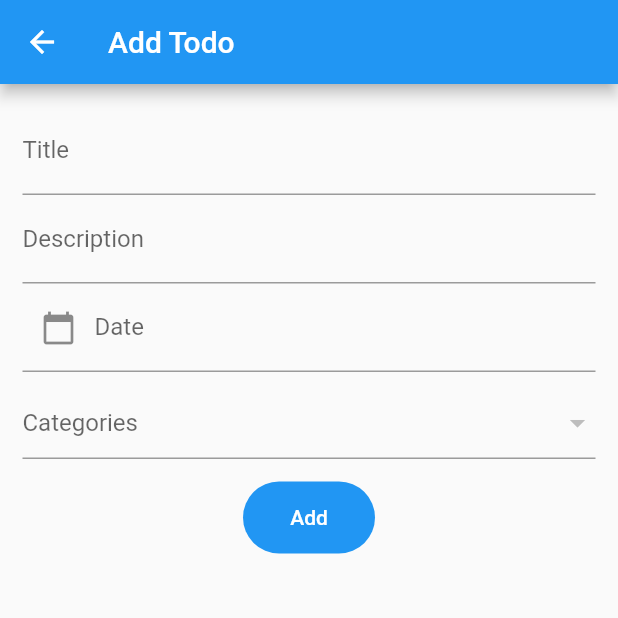
After one commit to divyesh-radadiya/todo, a Flutter app: the AddTodoScreen screen opened directly, after a tap on "Add", on a phone screen of 412 x 824 dp, the top half of it. The commit adds this screen. Run offline on Flutter 3.47's test engine with Material 2 defaults, Android fonts, the phone set to English and light mode, and no system bars; our stand-ins replace sqflite; accounts and stored records are empty.

Commit message:
add todo screen done

```diff
--- a/app_todo/lib/database/database_connection.dart
+++ b/app_todo/lib/database/database_connection.dart
@@ -14,5 +14,7 @@ class DatabaseConnection {
   _onCreateDatabase(Database database, int version) async {
     await database.execute(
         "Create table categories(id INTEGER PRIMARY KEY,name TEXT, description TEXT )");
+    await database.execute(
+        "Create table todos(id INTEGER PRIMARY KEY,title TEXT, description TEXT,category TEXT,todoDate TEXT,isFinished INTEGER )");
   }
 }
--- /dev/null
+++ b/app_todo/lib/models/todo.dart
@@ -0,0 +1,25 @@
+class Todo {
+  int id;
+  String title;
+  String description;
+  String category;
+  String todoDate;
+  int isFinished;
+  Todo(
+      {this.title,
+      this.description,
+      this.category,
+      this.isFinished,
+      this.todoDate});
+  todoMap() {
+    var mapping = Map<String, dynamic>();
+    mapping['id'] = id;
+    mapping['title'] = title;
+    mapping['description'] = description;
+    mapping['category'] = category;
+    mapping['todoDate'] = todoDate;
+    mapping['isFinished'] = isFinished;
+
+    return mapping;
+  }
+}
--- /dev/null
+++ b/app_todo/lib/screen/add_todo_screen.dart
@@ -0,0 +1,124 @@
+import 'package:intl/intl.dart';
+import 'package:app_todo/service/category_service.dart';
+import 'package:flutter/material.dart';
+import 'package:app_todo/models/todo.dart';
+import 'package:app_todo/service/todo_service.dart';
+
+class AddTodoScreen extends StatefulWidget {
+  @override
+  _AddTodoScreenState createState() => _AddTodoScreenState();
+}
+
+class _AddTodoScreenState extends State<AddTodoScreen> {
+  TextEditingController _todoTitleController = TextEditingController();
+  TextEditingController _todoDescriptionController = TextEditingController();
+  TextEditingController _todoDateController = TextEditingController();
+  var _categories = List<DropdownMenuItem>();
+  var _selectedValue;
+
+  _loadCategories() async {
+    var allData = await CategoryService().readCategory();
+    for (var data in allData) {
+      _categories.add(DropdownMenuItem(
+        child: Text(data['name']),
+        value: data['name'],
+      ));
+    }
+    setState(() {});
+  }
+
+  DateTime _dateTime = DateTime.now();
+  _selectedTodoDate(BuildContext context) async {
+    var _pickedDate = await showDatePicker(
+        context: context,
+        initialDate: _dateTime,
+        firstDate: DateTime(2000),
+        lastDate: DateTime(2100));
+
+    if (_pickedDate != null) {
+      setState(() {
+        _dateTime = _pickedDate;
+
+        _todoDateController.text = DateFormat('yyyy-mm-dd').format(_pickedDate);
+      });
+    }
+  }
+
+  @override
+  void initState() {
+    _loadCategories();
+    super.initState();
+  }
+
+  @override
+  Widget build(BuildContext context) {
+    return Scaffold(
+      appBar: AppBar(title: Text('Add Todo')),
+      body: Padding(
+        padding: const EdgeInsets.all(15.0),
+        child: Column(
+          children: [
+            TextField(
+              controller: _todoTitleController,
+              decoration: InputDecoration(
+                  labelText: 'Title', hintText: 'Write Todo Title'),
+            ),
+            TextField(
+              controller: _todoDescriptionController,
+              decoration: InputDecoration(
+                  labelText: 'Description', hintText: 'Write Todo Description'),
+            ),
+            TextField(
+              controller: _todoDateController,
+              decoration: InputDecoration(
+                  labelText: 'Date',
+                  hintText: 'Pick a Date',
+                  prefixIcon: InkWell(
+                    onTap: () {
+                      _selectedTodoDate(context);
+                    },
+                    child: Icon(Icons.calendar_today),
+                  )),
+            ),
+            SizedBox(
+              height: 10.0,
+            ),
+            DropdownButtonFormField(
+                value: _selectedValue,
+                hint: Text('Categories'),
+                items: _categories,
+                onChanged: (newValue) {
+                  _selectedValue = newValue;
+                }),
+            Padding(
+              padding: const EdgeInsets.all(15.0),
+              child: Container(
+                decoration: BoxDecoration(
+                  borderRadius: BorderRadius.circular(24.0),
+                  color: Colors.blue,
+                ),
+                child: MaterialButton(
+                  onPressed: () async {
+                    var result = await TodoService().saveCategory(Todo(
+                        title: _todoTitleController.text,
+                        description: _todoDescriptionController.text,
+                        category: _selectedValue.toString(),
+                        isFinished: 0,
+                        todoDate: _todoDateController.text));
+                    print(result);
+                  },
+                  child: Text(
+                    'Add',
+                    style: TextStyle(
+                      color: Colors.white,
+                    ),
+                  ),
+                ),
+              ),
+            )
+          ],
+        ),
+      ),
+    );
+  }
+}
--- a/app_todo/lib/screen/home_screen.dart
+++ b/app_todo/lib/screen/home_screen.dart
@@ -1,5 +1,6 @@
 import 'package:app_todo/screen/my_drawer.dart';
 import 'package:flutter/material.dart';
+import 'package:app_todo/screen/add_todo_screen.dart';
 
 class HomeScreen extends StatefulWidget {
   @override
@@ -15,6 +16,13 @@ class _HomeScreenState extends State<HomeScreen> {
       ),
       drawer: MyDrawer(),
       body: Container(),
+      floatingActionButton: FloatingActionButton(
+        child: Icon(Icons.add),
+        onPressed: () {
+          Navigator.of(context)
+              .push(MaterialPageRoute(builder: (context) => AddTodoScreen()));
+        },
+      ),
     );
   }
 }
--- /dev/null
+++ b/app_todo/lib/service/todo_service.dart
@@ -0,0 +1,15 @@
+import 'package:app_todo/models/todo.dart';
+
+import 'package:app_todo/database/repository.dart';
+
+class TodoService {
+  Repository _repository;
+
+  TodoService() {
+    _repository = Repository();
+  }
+
+  saveCategory(Todo todo) async {
+    return await _repository.insertData("categories", todo.todoMap());
+  }
+}
--- a/app_todo/pubspec.yaml
+++ b/app_todo/pubspec.yaml
@@ -30,6 +30,7 @@ dependencies:
   cupertino_icons: ^1.0.0
   sqflite:
   path_provider:
+  intl:
 
 dev_dependencies:
   flutter_test:
```
Also changed, not shown: app_todo/pubspec.lock.
